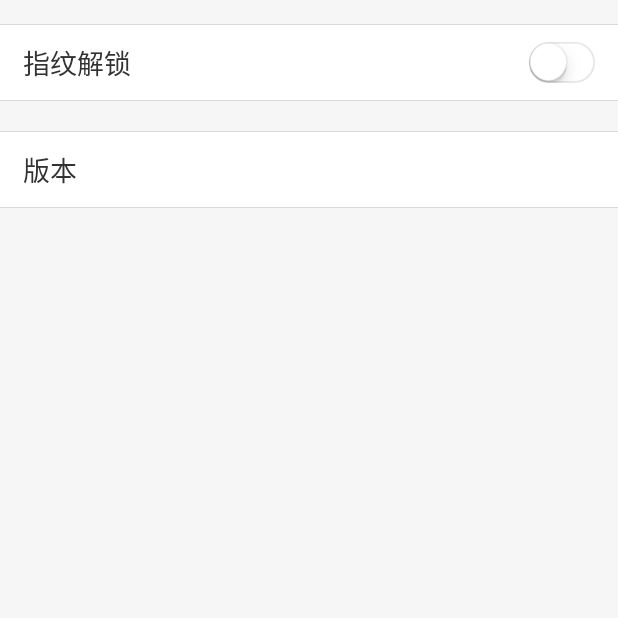
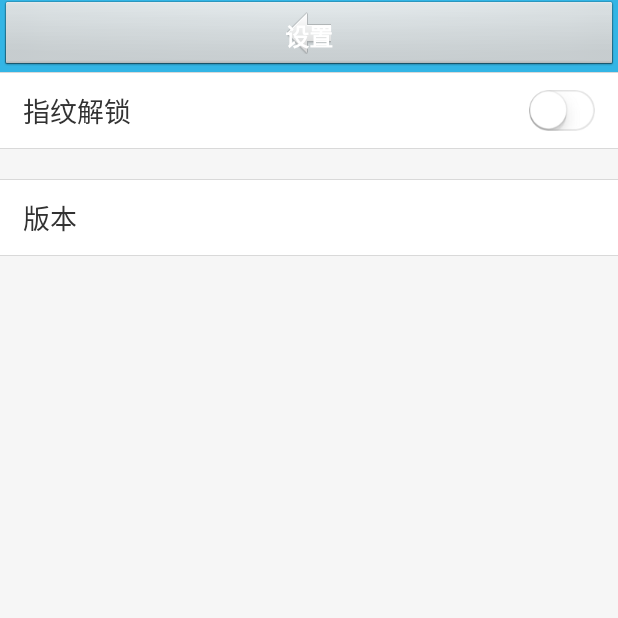
Before and after one commit to pinhai/IDManager-AS, an Android app: the SettingActivity screen opened directly, with no data from a screen before it, on a phone screen of 412 x 824 dp, the top half of it. Run offline under Robolectric (Android 15) with nearby library versions, the phone set to English and light mode, and no system bars.

```diff
--- a/iDManager/src/main/AndroidManifest.xml
+++ b/iDManager/src/main/AndroidManifest.xml
@@ -6,8 +6,8 @@
     android:versionName="1.3.2">
 
     <uses-sdk
-        android:minSdkVersion="14"
-        android:targetSdkVersion="19" />
+        android:minSdkVersion="15"
+        android:targetSdkVersion="23" />
 
     <uses-permission android:name="android.permission.VIBRATE" />
     <uses-permission android:name="android.permission.WRITE_EXTERNAL_STORAGE" />
--- a/iDManager/src/main/java/com/hai/idmanager/BaseActivity.java
+++ b/iDManager/src/main/java/com/hai/idmanager/BaseActivity.java
@@ -11,6 +11,8 @@ import android.util.Log;
 import android.view.Gravity;
 import android.view.LayoutInflater;
 import android.view.View;
+import android.widget.Button;
+import android.widget.ImageButton;
 import android.widget.TextView;
 
 import com.hai.idmanager.ui.widget.FingerScannerView;
@@ -27,9 +29,29 @@ public class BaseActivity extends Activity {
     private FingerScannerView fingerScannerView;
     private static FingerprintManagerCompat fingerprintManagerCompat;
 
+    //标题栏
+    protected ImageButton ib_back;
+    protected TextView tv_title;
+    protected Button btn_action;
+
     @Override
     protected void onCreate(Bundle savedInstanceState) {
         super.onCreate(savedInstanceState);
+    }
+
+    /**
+     * 初始化标题栏，必须在布局文件中添加@layout/view_title_bar.xml
+     * @param showBackButton
+     * @param title
+     */
+    protected void initTitleBar(boolean showBackButton, String title){
+        if(ib_back == null || tv_title == null || btn_action == null){
+            ib_back = findView(R.id.ib_back);
+            tv_title = findView(R.id.tv_title);
+            btn_action = findView(R.id.btn_action);
+        }
+        ib_back.setVisibility(showBackButton ? View.VISIBLE : View.GONE);
+        tv_title.setText(title);
     }
 
     /**
@@ -47,7 +69,7 @@ public class BaseActivity extends Activity {
         View view = LayoutInflater.from(this).inflate(R.layout.view_finger_scanner, null);
         tv_prompt = (TextView)view.findViewById(R.id.tv_prompt);
         tv_prompt.setText(R.string.please_validate_finger_scanner);
-        if(fingerScannerDialog == null){
+            if(fingerScannerDialog == null){
             fingerScannerDialog = new AlertDialog.Builder(this, R.style.FullscreenWhite)
                     .setTitle(R.string.prompt)
                     .setView(view)
--- a/iDManager/src/main/java/com/hai/idmanager/MainActivity.java
+++ b/iDManager/src/main/java/com/hai/idmanager/MainActivity.java
@@ -102,9 +102,7 @@ public class MainActivity extends BaseActivity implements OnClickListener{
 
 	private void initData() {
 		dbHelper = new DbHelper(MainActivity.this);
-
 		mIdItemPage = new PageRequest<IdModel>(idItemReq, idItemResp);
-
 		loadMoreView = new LoadMoreView(this);
 
 		mIdModels = new ArrayList<>();
--- a/iDManager/src/main/java/com/hai/idmanager/ui/SettingActivity.java
+++ b/iDManager/src/main/java/com/hai/idmanager/ui/SettingActivity.java
@@ -43,6 +43,7 @@ public class SettingActivity extends BaseActivity implements View.OnClickListene
     }
 
     private void initView() {
+        initTitleBar(true, "设置");
         tv_version = findView(R.id.tv_version);
         tb_fingerScanner = findView(R.id.tb_fingerScanner);
 
--- a/iDManager/src/main/res/layout/activity_setting.xml
+++ b/iDManager/src/main/res/layout/activity_setting.xml
@@ -5,10 +5,11 @@
     android:layout_width="match_parent"
     android:layout_height="match_parent"
     android:paddingBottom="@dimen/activity_vertical_margin"
-    android:paddingTop="@dimen/activity_vertical_margin"
     android:background="@color/base_color"
     android:orientation="vertical"
     tools:context="com.hai.idmanager.ui.SettingActivity">
+
+    <include layout="@layout/view_title_bar" />
 
     <View
         android:layout_width="match_parent"
--- /dev/null
+++ b/iDManager/src/main/res/layout/view_title_bar.xml
@@ -0,0 +1,36 @@
+<?xml version="1.0" encoding="utf-8"?>
+<RelativeLayout xmlns:android="http://schemas.android.com/apk/res/android"
+    android:layout_width="match_parent"
+    android:layout_height="48dp"
+    android:background="@android:color/holo_blue_light" >
+
+    <ImageButton
+        android:id="@+id/ib_back"
+        android:layout_width="match_parent"
+        android:layout_height="match_parent"
+        android:layout_centerVertical="true"
+        android:contentDescription="@null"
+        android:src="@drawable/back"
+        android:visibility="gone" />
+
+    <TextView
+        android:id="@+id/tv_title"
+        android:layout_width="wrap_content"
+        android:layout_height="wrap_content"
+        android:layout_centerInParent="true"
+        android:layout_centerVertical="true"
+        android:textColor="@android:color/white"
+        android:textSize="16sp"
+        android:textStyle="bold" />
+
+    <Button
+        android:id="@+id/btn_action"
+        android:layout_width="wrap_content"
+        android:layout_height="match_parent"
+        android:paddingLeft="8dp"
+        android:paddingRight="8dp"
+        android:layout_alignParentRight="true"
+        android:layout_centerVertical="true"
+        android:visibility="gone" />
+
+</RelativeLayout>
```
Also changed, not shown: 158 other files.
